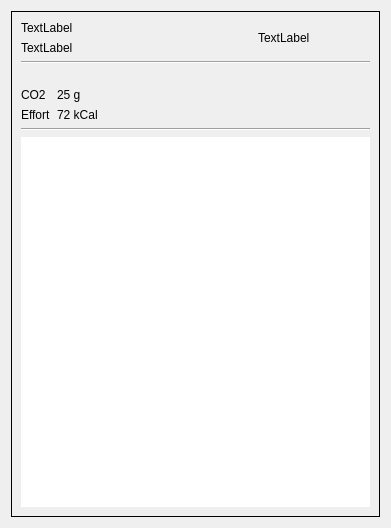
Before: the Qt Designer form Interface/itineraire.ui in kugelbltz/MiniMapsVisualisation, drawn with Qt 5.
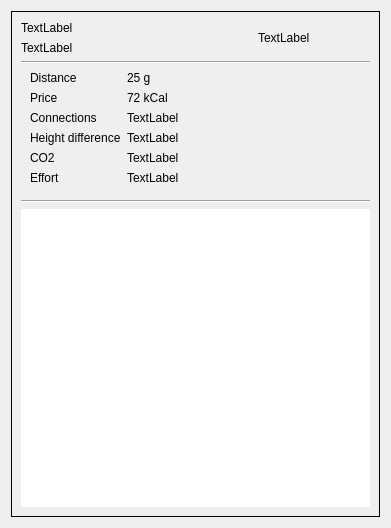
After: the same form once the commit is applied.

```diff
--- a/Interface/itineraire.ui
+++ b/Interface/itineraire.ui
@@ -69,39 +69,97 @@
            </widget>
           </item>
           <item>
-           <layout class="QFormLayout" name="formLayout">
+           <widget class="QWidget" name="criterias" native="true">
+            <layout class="QFormLayout" name="criteriasLayout">
             <property name="topMargin">
-             <number>18</number>
+              <number>1</number>
             </property>
             <item row="0" column="0">
-             <widget class="QLabel" name="label">
+              <widget class="QLabel" name="distance">
               <property name="text">
-               <string>CO2</string>
+                <string>Distance</string>
               </property>
              </widget>
             </item>
             <item row="0" column="1">
-             <widget class="QLabel" name="label_2">
+              <widget class="QLabel" name="distanceValue">
               <property name="text">
                <string>25 g</string>
               </property>
              </widget>
             </item>
             <item row="1" column="0">
-             <widget class="QLabel" name="label_3">
+              <widget class="QLabel" name="price">
               <property name="text">
-               <string>Effort</string>
+                <string>Price</string>
               </property>
              </widget>
             </item>
             <item row="1" column="1">
-             <widget class="QLabel" name="label_4">
+              <widget class="QLabel" name="priceValue">
               <property name="text">
                <string>72 kCal</string>
               </property>
              </widget>
             </item>
-           </layout>
+             <item row="2" column="0">
+              <widget class="QLabel" name="connections">
+               <property name="text">
+                <string>Connections</string>
+               </property>
+              </widget>
+             </item>
+             <item row="2" column="1">
+              <widget class="QLabel" name="connectionsValue">
+               <property name="text">
+                <string>TextLabel</string>
+               </property>
+              </widget>
+             </item>
+             <item row="3" column="0">
+              <widget class="QLabel" name="heightDifference">
+               <property name="text">
+                <string>Height difference</string>
+               </property>
+              </widget>
+             </item>
+             <item row="3" column="1">
+              <widget class="QLabel" name="heightDifferenceValue">
+               <property name="text">
+                <string>TextLabel</string>
+               </property>
+              </widget>
+             </item>
+             <item row="4" column="1">
+              <widget class="QLabel" name="co2Value">
+               <property name="text">
+                <string>TextLabel</string>
+               </property>
+              </widget>
+             </item>
+             <item row="5" column="0">
+              <widget class="QLabel" name="effort">
+               <property name="text">
+                <string>Effort</string>
+               </property>
+              </widget>
+             </item>
+             <item row="5" column="1">
+              <widget class="QLabel" name="effortValue">
+               <property name="text">
+                <string>TextLabel</string>
+               </property>
+              </widget>
+             </item>
+             <item row="4" column="0">
+              <widget class="QLabel" name="co2">
+               <property name="text">
+                <string>CO2</string>
+               </property>
+              </widget>
+             </item>
+            </layout>
+           </widget>
           </item>
           <item>
            <widget class="Line" name="line2">
```
Lines whose indentation alone changed are shown as unchanged.
